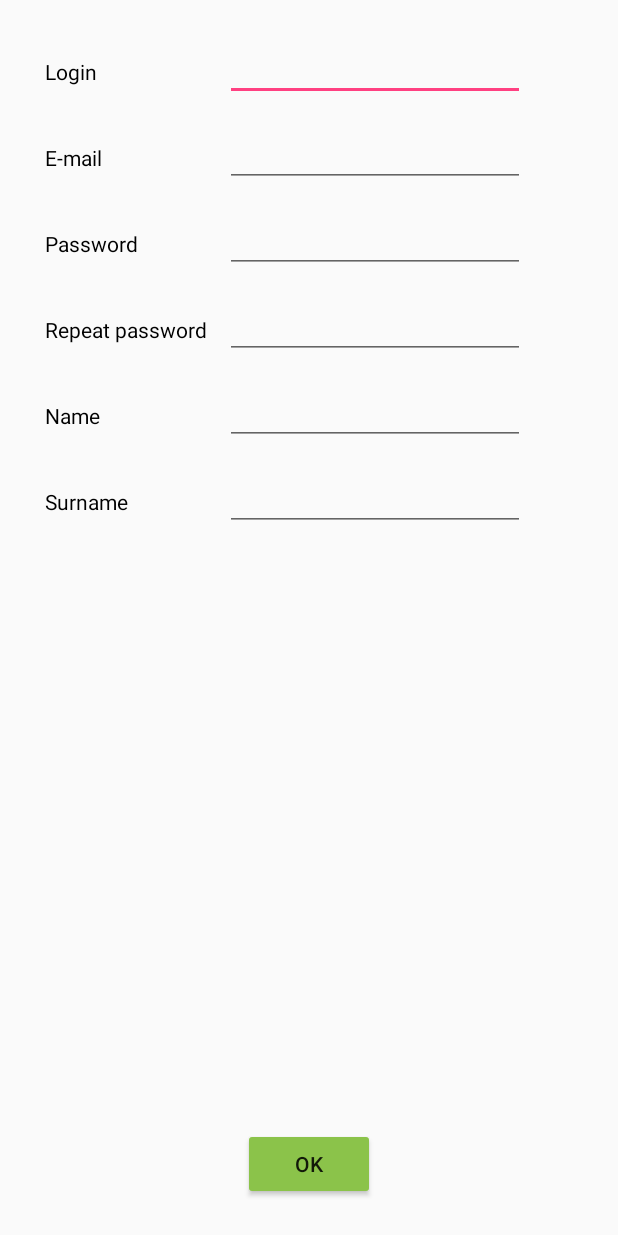
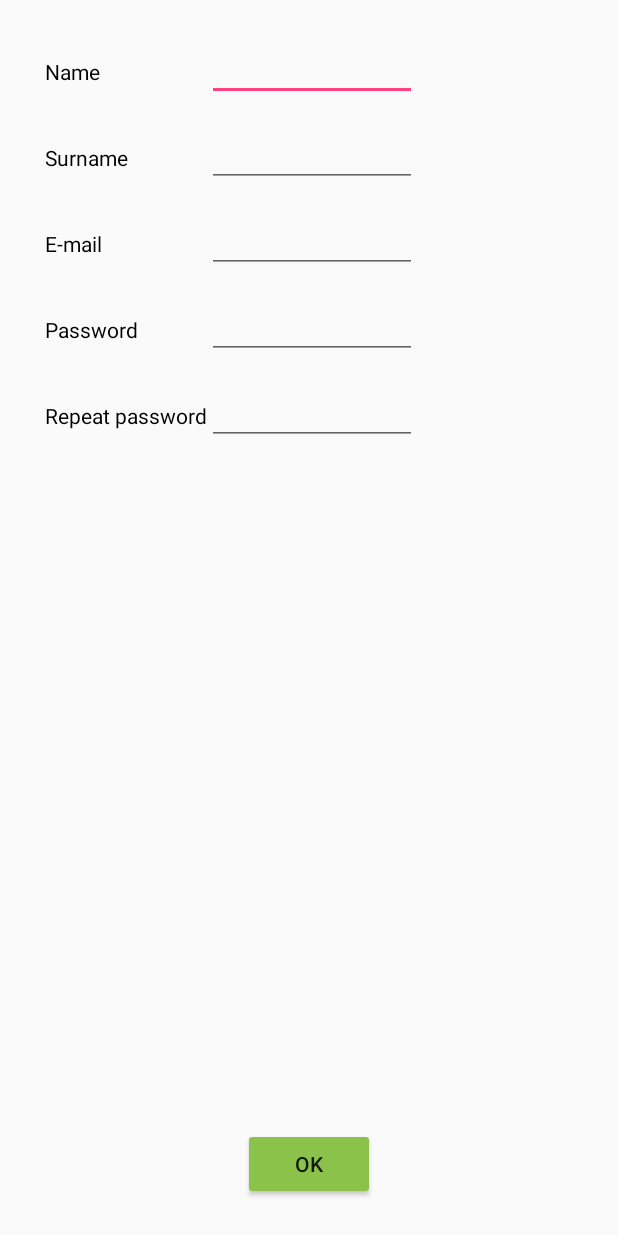
Before and after one commit to adam-wudzinski/friend-localizator, an Android app: the SignUpActivity screen opened directly, with no data from a screen before it, on a phone screen of 412 x 824 dp. Run offline under Robolectric (Android 15) with nearby library versions, the phone set to English and light mode, and no system bars.

```diff
--- a/android/app/build.gradle
+++ b/android/app/build.gradle
@@ -26,5 +26,6 @@ dependencies {
     })
     compile 'com.android.support:appcompat-v7:25.3.1'
     compile 'com.android.support.constraint:constraint-layout:1.0.2'
+    compile group: 'com.fasterxml.jackson.core', name: 'jackson-databind', version: '2.8.8'
     testCompile 'junit:junit:4.12'
 }
--- a/android/app/src/main/AndroidManifest.xml
+++ b/android/app/src/main/AndroidManifest.xml
@@ -16,7 +16,7 @@
                 <category android:name="android.intent.category.LAUNCHER" />
             </intent-filter>
         </activity>
-        <activity android:name=".SignUpActivity" />
+        <activity android:name=".registration.SignUpActivity" />
         <activity android:name=".UserActivity" />
     </application>
 
--- a/android/app/src/main/java/szyszka/it/friendlocalizer/HelloActivity.java
+++ b/android/app/src/main/java/szyszka/it/friendlocalizer/HelloActivity.java
@@ -5,6 +5,8 @@ import android.support.v7.app.AppCompatActivity;
 import android.os.Bundle;
 import android.view.View;
 import android.widget.Button;
+
+import szyszka.it.friendlocalizer.registration.SignUpActivity;
 
 
 public class HelloActivity extends AppCompatActivity {
--- /dev/null
+++ b/android/app/src/main/java/szyszka/it/friendlocalizer/common/forms/SignUpForm.java
@@ -0,0 +1,35 @@
+package szyszka.it.friendlocalizer.common.forms;
+
+import android.widget.EditText;
+
+import szyszka.it.friendlocalizer.server.users.User;
+
+/**
+ * Created by Squier on 19.04.2017.
+ */
+
+public class SignUpForm {
+
+    private EditText name;
+    private EditText surname;
+    private EditText email;
+    private EditText pass;
+    private EditText rPass;
+
+    public SignUpForm(EditText name, EditText surname, EditText email, EditText pass, EditText rPass) {
+        this.name = name;
+        this.surname = surname;
+        this.email = email;
+        this.pass = pass;
+        this.rPass = rPass;
+    }
+
+    public User getUserFromForm() {
+        return new User(
+                name.getText().toString(),
+                surname.getText().toString(),
+                email.getText().toString(),
+                pass.getText().toString()
+        );
+    }
+}
--- /dev/null
+++ b/android/app/src/main/java/szyszka/it/friendlocalizer/registration/SignUpActivity.java
@@ -0,0 +1,69 @@
+package szyszka.it.friendlocalizer.registration;
+
+import android.os.Bundle;
+import android.support.v7.app.AppCompatActivity;
+import android.view.View;
+import android.widget.Button;
+import android.widget.EditText;
+
+import java.net.MalformedURLException;
+import java.net.URL;
+
+import szyszka.it.friendlocalizer.R;
+import szyszka.it.friendlocalizer.common.forms.SignUpForm;
+import szyszka.it.friendlocalizer.server.http.APIConnection;
+import szyszka.it.friendlocalizer.server.users.User;
+
+import static szyszka.it.friendlocalizer.server.http.APIConnection.*;
+
+/**
+ * Created by Rafał on 30.03.2017.
+ */
+
+public class SignUpActivity extends AppCompatActivity {
+
+    private User newUser;
+    private SignUpForm signUpForm;
+    private APIConnection api;
+
+    @Override
+    protected void onCreate(Bundle savedInstanceState) {
+        super.onCreate(savedInstanceState);
+        setContentView(R.layout.activity_signup);
+
+        initForm();
+        initButtons();
+        initAPI();
+    }
+
+    private void initAPI() {
+        api = new APIConnection();
+    }
+
+    private void initForm() {
+        signUpForm = new SignUpForm(
+                (EditText)findViewById(R.id.userName),
+                (EditText)findViewById(R.id.userSurname),
+                (EditText)findViewById(R.id.userEmail),
+                (EditText)findViewById(R.id.password),
+                (EditText)findViewById(R.id.repeatedPass)
+        );
+    }
+
+    private void initButtons() {
+        final Button signUp = (Button) findViewById(R.id.confirmSignUp);
+
+        signUp.setOnClickListener(new View.OnClickListener() {
+            @Override
+            public void onClick(View v) {
+                //TODO walidacja
+                newUser = signUpForm.getUserFromForm();
+                try {
+                    api.registerUser(newUser, new URL(API_LINK + REG_LINK));
+                } catch (MalformedURLException e) {
+                    e.printStackTrace();
+                }
+            }
+        });
+    }
+}
--- /dev/null
+++ b/android/app/src/main/java/szyszka/it/friendlocalizer/server/http/APIConnection.java
@@ -0,0 +1,46 @@
+package szyszka.it.friendlocalizer.server.http;
+
+import java.io.DataOutputStream;
+import java.io.IOException;
+import java.net.HttpURLConnection;
+import java.net.URL;
+
+import szyszka.it.friendlocalizer.server.users.User;
+
+import static szyszka.it.friendlocalizer.server.users.User.getJSON;
+
+/**
+ * Created by Squier on 19.04.2017.
+ */
+
+public class APIConnection {
+
+    public static final String API_LINK = "";
+    public static final String REG_LINK = "/auth/register";
+
+    private String apiEndpoint;
+
+    public APIConnection() {
+    }
+
+    public APIConnection(String apiEndpoint) {
+        this.apiEndpoint = apiEndpoint;
+    }
+
+    public void registerUser(User user, URL regURL) {
+        try {
+            String userJson = getJSON(user);
+            HttpURLConnection connection = (HttpURLConnection) regURL.openConnection();
+            connection.setRequestMethod("POST");
+            connection.setRequestProperty("Content-Type", "application/json");
+            connection.setRequestProperty("Content-Length", String.valueOf(userJson.length()));
+            connection.setDoInput(true);
+            connection.setDoOutput(true);
+
+            connection.getOutputStream().write(userJson.getBytes());
+            //TODO odczyt odpowiedzi
+        } catch (IOException e) {
+            e.printStackTrace();
+        }
+    }
+}
--- a/android/app/src/main/res/layout/activity_signup.xml
+++ b/android/app/src/main/res/layout/activity_signup.xml
@@ -11,27 +11,48 @@
         android:padding="@dimen/reg_main_layout_padding">
 
         <TableRow
-            android:layout_width="match_parent"
-            android:layout_height="match_parent"
-            android:padding="@dimen/small_padding">
+            android:padding="@dimen/small_padding" >
 
             <TextView
-                android:id="@+id/textView2"
+                android:id="@+id/textView"
                 android:layout_width="wrap_content"
                 android:layout_height="wrap_content"
                 android:textSize="@dimen/regular_font_size"
-                android:text="@string/login"
-                android:width="@dimen/reg_tv_width"
+                android:text="@string/user_name"
                 android:textColor="@color/fontColor"/>
 
             <EditText
-                android:id="@+id/userLogin"
+                android:id="@+id/userName"
                 android:layout_width="wrap_content"
                 android:layout_height="wrap_content"
                 android:ems="10"
                 android:textSize="@dimen/reg_in_font_size"
-                android:inputType="textPersonName"
-                android:width="@dimen/reg_et_width"/>
+                android:inputType="textPersonName" />
+
+        </TableRow>
+        android:layout_width="match_parent"
+        android:layout_height="match_parent"
+
+        <TableRow
+            android:layout_width="match_parent"
+            android:layout_height="match_parent"
+            android:padding="@dimen/small_padding" >
+
+            <TextView
+                android:id="@+id/textView6"
+                android:layout_width="wrap_content"
+                android:layout_height="wrap_content"
+                android:textSize="@dimen/regular_font_size"
+                android:text="@string/user_surname"
+                android:textColor="@color/fontColor"/>
+
+            <EditText
+                android:id="@+id/userSurname"
+                android:layout_width="wrap_content"
+                android:layout_height="wrap_content"
+                android:ems="10"
+                android:textSize="@dimen/reg_in_font_size"
+                android:inputType="textPersonName" />
         </TableRow>
 
         <TableRow
@@ -102,55 +123,10 @@
 
         </TableRow>
 
-        <TableRow
-            android:layout_width="match_parent"
-            android:layout_height="match_parent"
-            android:padding="@dimen/small_padding" >
-
-            <TextView
-                android:id="@+id/textView"
-                android:layout_width="wrap_content"
-                android:layout_height="wrap_content"
-                android:textSize="@dimen/regular_font_size"
-                android:text="@string/user_name"
-                android:textColor="@color/fontColor"/>
-
-            <EditText
-                android:id="@+id/userName"
-                android:layout_width="wrap_content"
-                android:layout_height="wrap_content"
-                android:ems="10"
-                android:textSize="@dimen/reg_in_font_size"
-                android:inputType="textPersonName" />
-
-        </TableRow>
-
-        <TableRow
-            android:layout_width="match_parent"
-            android:layout_height="match_parent"
-            android:padding="@dimen/small_padding" >
-
-            <TextView
-                android:id="@+id/textView6"
-                android:layout_width="wrap_content"
-                android:layout_height="wrap_content"
-                android:textSize="@dimen/regular_font_size"
-                android:text="@string/user_surname"
-                android:textColor="@color/fontColor"/>
-
-            <EditText
-                android:id="@+id/userSurname"
-                android:layout_width="wrap_content"
-                android:layout_height="wrap_content"
-                android:ems="10"
-                android:textSize="@dimen/reg_in_font_size"
-                android:inputType="textPersonName" />
-        </TableRow>
-
     </TableLayout>
 
     <Button
-        android:id="@+id/button"
+        android:id="@+id/confirmSignUp"
         android:layout_width="wrap_content"
         android:layout_height="wrap_content"
         android:layout_alignParentBottom="true"
--- a/android/build.gradle
+++ b/android/build.gradle
@@ -5,7 +5,7 @@ buildscript {
         jcenter()
     }
     dependencies {
-        classpath 'com.android.tools.build:gradle:2.3.0'
+        classpath 'com.android.tools.build:gradle:2.3.1'
 
         // NOTE: Do not place your application dependencies here; they belong
         // in the individual module build.gradle files
```
Also changed, not shown: android/app/src/main/java/szyszka/it/friendlocalizer/SignUpActivity.java (deleted, +0 -17 lines), android/app/src/main/java/szyszka/it/friendlocalizer/common/validators/SignUpFormValidator.java (added, +15 -0 lines), android/app/src/main/java/szyszka/it/friendlocalizer/common/validators/Validator.java (added, +11 -0 lines), android/app/src/main/java/szyszka/it/friendlocalizer/server/users/User.java (added, +68 -0 lines).
